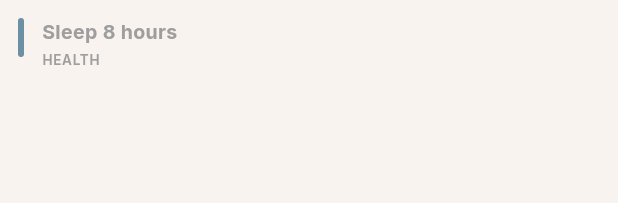
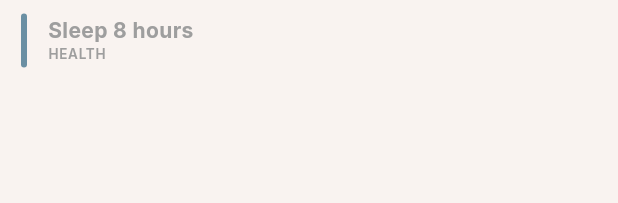
Before and after one commit to erencanakyuz/Bootstrapapp, a Flutter app: the _MonthlyHabitRow widget shown alone on an empty page, opened directly with sample values from the repository, on a phone screen of 412 x 824 dp. Shown: the top 203 px of the screen. Run offline on Flutter 3.47's test engine with Material 3 defaults, Android fonts, the phone set to English and light mode, and no system bars; our stand-ins replace audioplayers, confetti, drift, file_picker, fl_chart, flutter_local_notifications and 10 more; missing offline and left inert: home_widget; accounts and stored records are empty; generated files the repository leaves out were written again.

Commit message:
qickfix1

```diff
--- a/lib/screens/full_calendar_screen.dart
+++ b/lib/screens/full_calendar_screen.dart
@@ -9,9 +9,9 @@ import '../theme/app_theme.dart';
 import '../constants/app_constants.dart';
 import '../services/calendar_share_service.dart';
 
-const double _habitNameColumnWidth = 200.0;
+const double _habitNameColumnWidth = 220.0;
 const double _dayCellWidth = 40.0;
-const double _habitRowHeight = 50.0;
+const double _habitRowHeight = 54.0;
 const double _tableHeaderHeight = 60.0;
 const int _referenceHabitRows = 8;
 
@@ -1947,7 +1947,7 @@ class _MonthlyHeaderRow extends StatelessWidget {
           SizedBox(
             width: _habitNameColumnWidth,
             child: Padding(
-              padding: const EdgeInsets.all(12),
+              padding: const EdgeInsets.symmetric(horizontal: 14, vertical: 12),
               child: Text(
                 'HABIT',
                 style: TextStyle(
@@ -2055,7 +2055,7 @@ class _MonthlyHabitRow extends StatelessWidget {
             width: _habitNameColumnWidth,
             child: RepaintBoundary(
               child: Padding(
-                padding: const EdgeInsets.all(12),
+                padding: const EdgeInsets.symmetric(horizontal: 14, vertical: 9),
                 child: Row(
                   children: [
                     Container(
@@ -2066,17 +2066,20 @@ class _MonthlyHabitRow extends StatelessWidget {
                         borderRadius: BorderRadius.circular(2),
                       ),
                     ),
-                    const SizedBox(width: 12),
+                    const SizedBox(width: 14),
                     Expanded(
                       child: Column(
                         crossAxisAlignment: CrossAxisAlignment.start,
+                        mainAxisAlignment: MainAxisAlignment.center,
+                        mainAxisSize: MainAxisSize.min,
                         children: [
                           Text(
                             habit.title,
                             style: TextStyle(
-                              fontSize: 13,
+                              fontSize: 14,
                               fontWeight: FontWeight.w700,
                               color: colors.textPrimary,
+                              height: 1.2,
                             ),
                             maxLines: 1,
                             overflow: TextOverflow.ellipsis,
@@ -2089,6 +2092,7 @@ class _MonthlyHabitRow extends StatelessWidget {
                               fontWeight: FontWeight.w600,
                               color: colors.textSecondary,
                               letterSpacing: 0.5,
+                              height: 1.1,
                             ),
                             maxLines: 1,
                             overflow: TextOverflow.ellipsis,
```
Also changed, not shown: lib/screens/calendar_screen.dart (+16 -10 lines).
